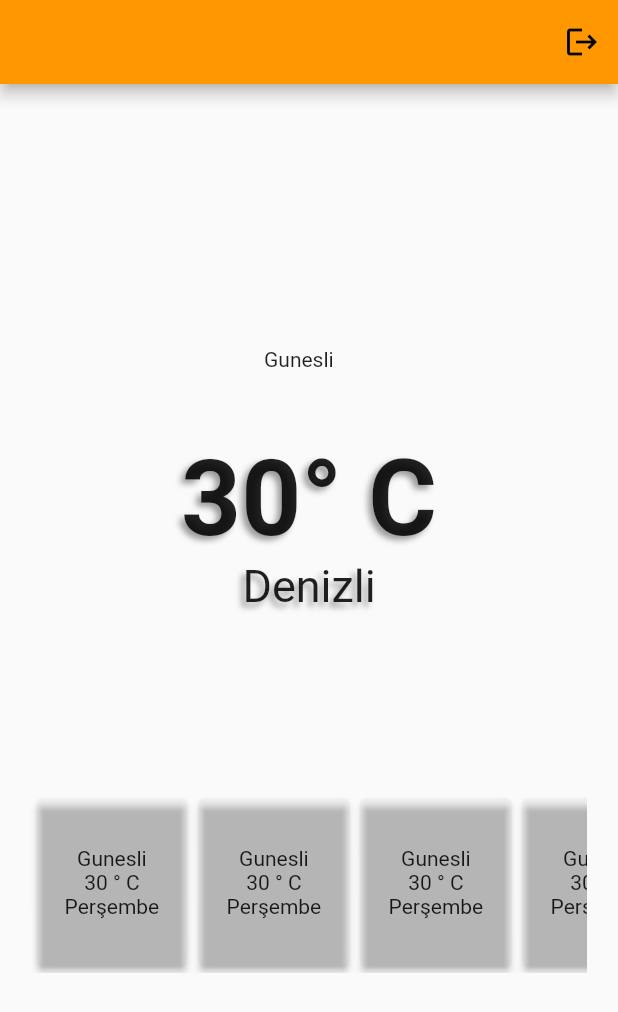
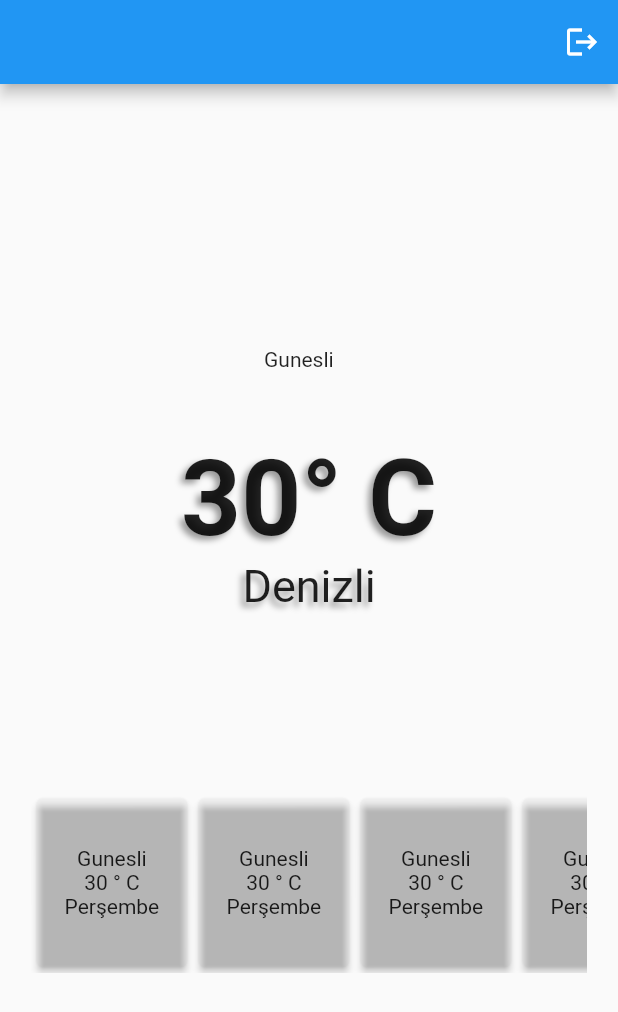
Before and after one commit to dogayagcizeybek/jettnet-project, a Flutter app: the screen it shows once a user with an empty profile is signed in, on a phone screen of 412 x 824 dp. Shown: the top 1012 px of the screen. Run offline on Flutter 3.47's test engine with Material 2 defaults, Android fonts, the phone set to English and light mode, and no system bars; our stand-ins replace email_validator, firebase_auth, firebase_core, geolocator, google_sign_in, hive and 1 more; missing offline and left inert: firebase_auth_web, firebase_core_web; accounts and stored records are empty; network calls fail.

Commit message:
son eklemeler yapildi

```diff
--- a/lib/main.dart
+++ b/lib/main.dart
@@ -26,7 +26,7 @@ class MyApp extends StatelessWidget {
       child: MaterialApp(
         title: 'Flutter Demo',
         theme: ThemeData(
-          primarySwatch: Colors.orange,
+          primarySwatch: Colors.blue,
         ),
         home: OnBoardWidget(),
       ),
--- a/lib/views/home_page.dart
+++ b/lib/views/home_page.dart
@@ -16,15 +16,15 @@ class HomePage extends StatefulWidget {
 }
 
 class _HomePageState extends State<HomePage> {
-  String sehir = 'Denizli';
   String? uid;
   var locationData;
   var Key;
-  String apiKey = "y28amEFta50t9ca1fi2Fg39JGQfJ07hL";
+  String apiKey = "TjQWPHXyrpbsfmhTKFXSOfN7gpcJoZmf";
 
   Position? position;
 
-  Map<String, List> dataMap = {
+  Map<String, dynamic> dataMap = {
+    "sehir": 'Denizli',
     "temps": List.filled(5, 30),
     "abbrs": List.filled(5, "Gunesli"),
     "epochdates": List.filled(5, 0)
@@ -62,7 +62,7 @@ class _HomePageState extends State<HomePage> {
 
   Future<void> getLocationData() async {
     locationData = await http.get(Uri.parse(
-        "http://dataservice.accuweather.com/locations/v1/cities/search?apikey=$apiKey=$sehir"));
+        "http://dataservice.accuweather.com/locations/v1/cities/search?apikey=$apiKey=${dataMap["sehir"]}"));
     var locationDataParsed = jsonDecode(locationData.body);
     Key = locationDataParsed['Key'];
   }
@@ -74,7 +74,7 @@ class _HomePageState extends State<HomePage> {
     var locationDataParsed = jsonDecode(utf8.decode(locationData.bodyBytes));
     print(locationDataParsed.toString());
     Key = locationDataParsed['Key'];
-    sehir = locationDataParsed["LocalizedName"];
+    dataMap["sehir"] = locationDataParsed["LocalizedName"];
     print(Key);
   }
 
@@ -99,7 +99,7 @@ class _HomePageState extends State<HomePage> {
     print(uid);
     if (box!.get(uid) != null) {
       print(box!.get(uid));
-      dataMap = Map<String, List>.from(box!.get(uid));
+      dataMap = Map<String, dynamic>.from(box!.get(uid));
     }
     getDataFromAPI();
     super.initState();
@@ -149,7 +149,7 @@ class _HomePageState extends State<HomePage> {
                           mainAxisAlignment: MainAxisAlignment.center,
                           children: <Widget>[
                             Text(
-                              '$sehir',
+                              dataMap["sehir"],
                               style: TextStyle(fontSize: 30, shadows: <Shadow>[
                                 Shadow(
                                     color: Colors.black38,
```
Also changed, not shown: 4 other files.
